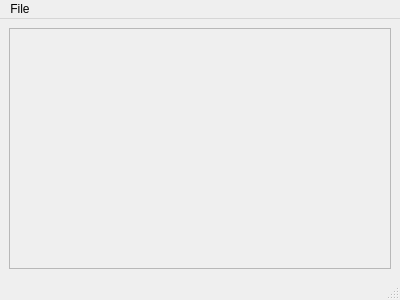
This is lab2/App/ui/mainwindow/mainwindow.ui in BigCubeCat/22209-Bitochkin as Qt 5 draws it before an edit. The edited form follows.
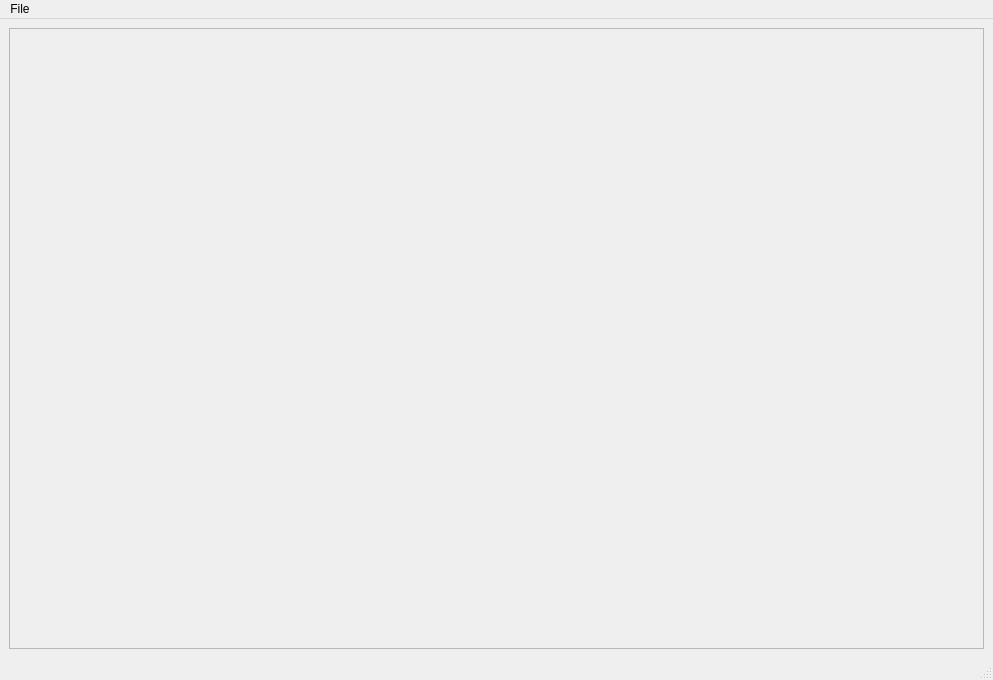
This is the edited form.

The edit to the form file:
```diff
--- a/lab2/App/ui/mainwindow/mainwindow.ui
+++ b/lab2/App/ui/mainwindow/mainwindow.ui
@@ -6,8 +6,8 @@
    <rect>
     <x>0</x>
     <y>0</y>
-    <width>400</width>
-    <height>300</height>
+    <width>993</width>
+    <height>680</height>
    </rect>
   </property>
   <property name="windowTitle">
@@ -28,8 +28,8 @@
         <rect>
          <x>0</x>
          <y>0</y>
-         <width>372</width>
-         <height>228</height>
+         <width>965</width>
+         <height>608</height>
         </rect>
        </property>
       </widget>
@@ -42,7 +42,7 @@
     <rect>
      <x>0</x>
      <y>0</y>
-     <width>400</width>
+     <width>993</width>
      <height>26</height>
     </rect>
    </property>
```
